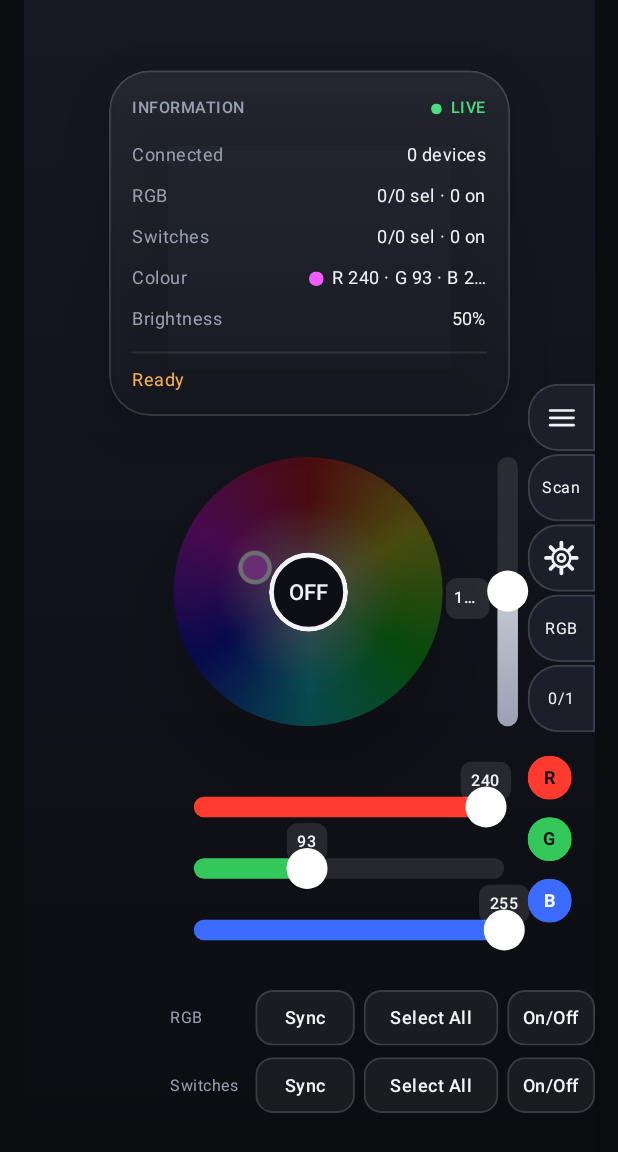
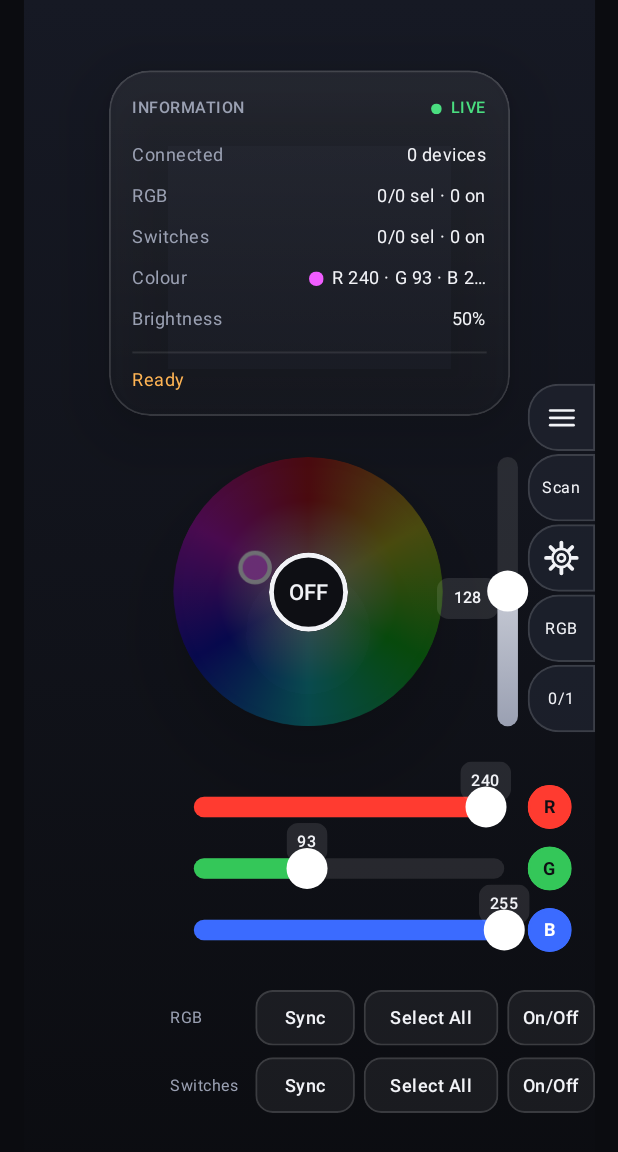
Before and after one commit to mr-yadav07/spaceship-fighter, an Android app built with Jetpack Compose: the screen it shows after launch (MainActivity), on a phone screen of 412 x 824 dp. Shown: the top 1152 px of the screen. Run offline under Robolectric (Android 15) with nearby library versions, the phone set to English and light mode, and no system bars.

Commit message:
Improve brightness value and RGB channel button alignment

```diff
--- a/app/src/main/java/app/espcontrol/ui/MainScreen.kt
+++ b/app/src/main/java/app/espcontrol/ui/MainScreen.kt
@@ -116,8 +116,8 @@ fun MainScreen(vm: ControlViewModel) {
             ) { T(if (anySelOn) "ON" else "OFF", 15f, weight = FontWeight.SemiBold) }
         }
 
-        Column(Modifier.offset(288.dp, (303f + 184f * (1f - s.br / 255f)).dp).width(30.dp), horizontalAlignment = Alignment.CenterHorizontally) {
-            Box(Modifier.clip(RoundedCornerShape(8.dp)).background(C.Track).padding(horizontal = 6.dp, vertical = 2.dp)) { T("${s.br}", 11f, weight = FontWeight.SemiBold) }
+        Column(Modifier.offset(282.dp, (303f + 184f * (1f - s.br / 255f)).dp).width(42.dp), horizontalAlignment = Alignment.CenterHorizontally) {
+            Box(Modifier.width(42.dp).clip(RoundedCornerShape(8.dp)).background(C.Track).padding(horizontal = 4.dp, vertical = 2.dp), contentAlignment = Alignment.Center) { T("${s.br}", 11f, weight = FontWeight.SemiBold) }
         }
         VSlider(s.br, 255, { vm.setBrightness(it) }, Modifier.offset(323.dp, 312.dp).size(14.dp, 184.dp))
 
@@ -226,7 +226,7 @@ private fun InfoRow(label: String, value: String) {
 @Composable
 private fun ChannelSlider(x: androidx.compose.ui.unit.Dp, y: androidx.compose.ui.unit.Dp, letter: String, value: Int, on: Boolean, color: Color, onChange: (Int) -> Unit, onToggle: () -> Unit) {
     HSlider(value, 255, if (on) color else C.Off, onChange, Modifier.offset(x, y).width(212.dp))
-    ChannelButton(letter, on, color, if (letter == "B") Color.White else Color(0xFF0E0F14), onToggle, Modifier.offset(344.dp, y - 4.dp))
+    ChannelButton(letter, on, color, if (letter == "B") Color.White else Color(0xFF0E0F14), onToggle, Modifier.offset(344.dp, y + 16.dp))
 }
 
 @Composable
```
